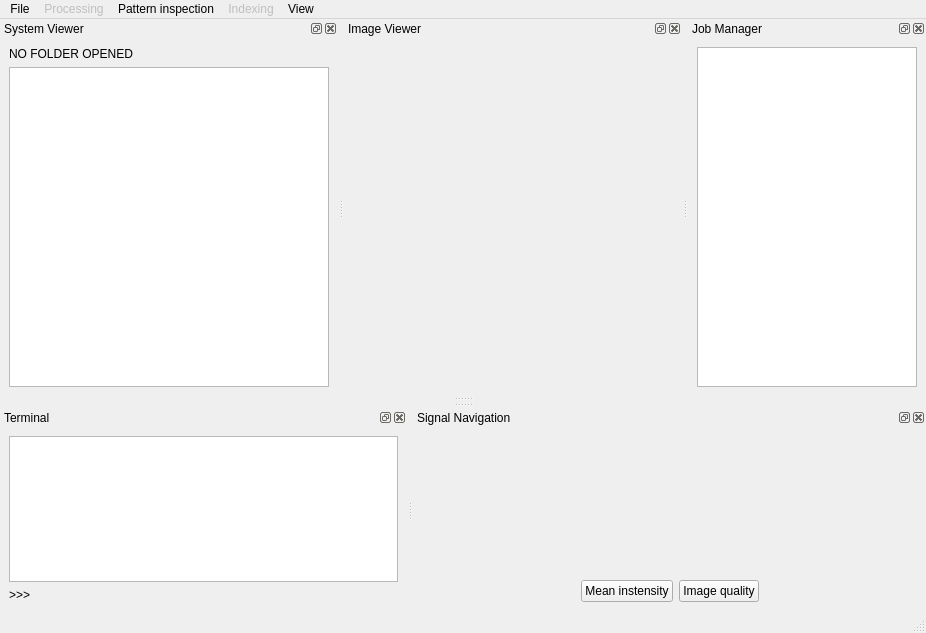
Old version of the form ui/main_window.ui in the repository EBSP-Indexer/EBSP-Indexer.
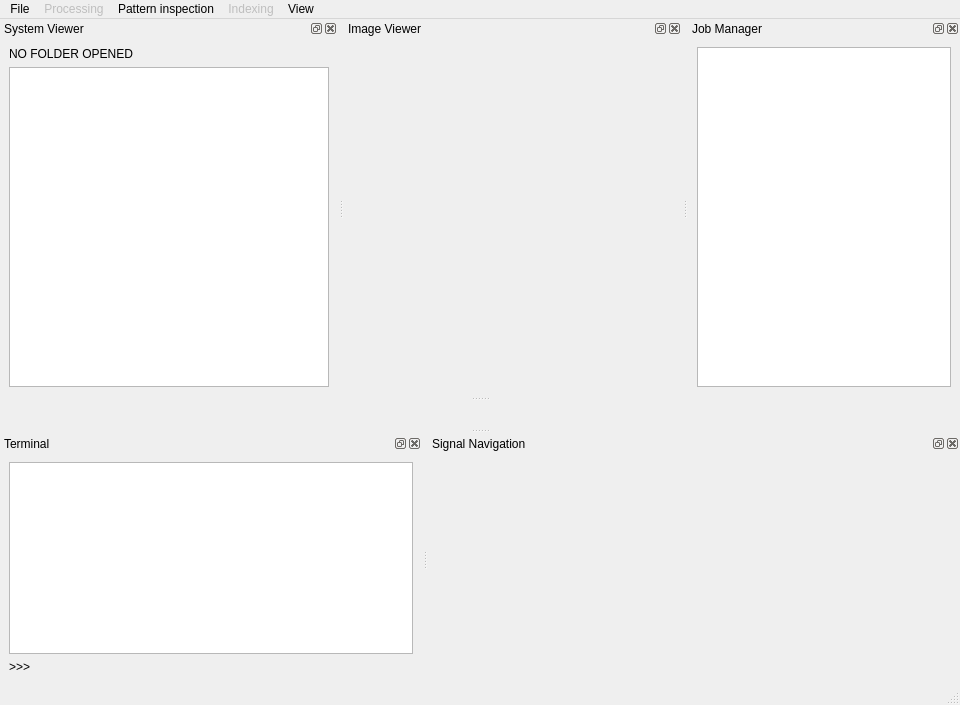
New version of the form. Icons and pictures are not drawn. Custom widgets are drawn as their Qt base class.

Commit message: New signal navigator

The edit to the form file:
```diff
--- a/ui/main_window.ui
+++ b/ui/main_window.ui
@@ -9,8 +9,8 @@
    <rect>
     <x>0</x>
     <y>0</y>
-    <width>926</width>
-    <height>633</height>
+    <width>960</width>
+    <height>705</height>
    </rect>
   </property>
   <property name="sizePolicy">
@@ -58,7 +58,7 @@
     <rect>
      <x>0</x>
      <y>0</y>
-     <width>926</width>
+     <width>960</width>
      <height>22</height>
     </rect>
    </property>
@@ -322,7 +322,7 @@
    <property name="minimumSize">
     <size>
      <width>346</width>
-     <height>137</height>
+     <height>144</height>
     </size>
    </property>
    <property name="windowTitle">
@@ -331,108 +331,7 @@
    <attribute name="dockWidgetArea">
     <number>8</number>
    </attribute>
-   <widget class="QWidget" name="dockWidgetContents_2">
-    <layout class="QVBoxLayout" name="verticalLayout">
-     <item>
-      <layout class="QHBoxLayout" name="horizontalLayout_2">
-       <item>
-        <widget class="MplWidget" name="navigatorMplWidget" native="true">
-         <property name="enabled">
-          <bool>true</bool>
-         </property>
-         <property name="sizePolicy">
-          <sizepolicy hsizetype="Expanding" vsizetype="Expanding">
-           <horstretch>0</horstretch>
-           <verstretch>0</verstretch>
-          </sizepolicy>
-         </property>
-         <property name="minimumSize">
-          <size>
-           <width>0</width>
-           <height>0</height>
-          </size>
-         </property>
-         <property name="autoFillBackground">
-          <bool>false</bool>
-         </property>
-         <property name="styleSheet">
-          <string notr="true">background-color: transparent</string>
-         </property>
-        </widget>
-       </item>
-       <item>
-        <widget class="MplWidget" name="signalMplWidget" native="true">
-         <property name="sizePolicy">
-          <sizepolicy hsizetype="Expanding" vsizetype="Expanding">
-           <horstretch>0</horstretch>
-           <verstretch>0</verstretch>
-          </sizepolicy>
-         </property>
-         <property name="minimumSize">
-          <size>
-           <width>0</width>
-           <height>0</height>
-          </size>
-         </property>
-         <property name="autoFillBackground">
-          <bool>false</bool>
-         </property>
-         <property name="styleSheet">
-          <string notr="true">background-color: transparent</string>
-         </property>
-        </widget>
-       </item>
-      </layout>
-     </item>
-     <item>
-      <layout class="QHBoxLayout" name="horizontalLayout_3">
-       <item>
-        <spacer name="horizontalSpacer_2">
-         <property name="orientation">
-          <enum>Qt::Horizontal</enum>
-         </property>
-         <property name="sizeHint" stdset="0">
-          <size>
-           <width>40</width>
-           <height>20</height>
-          </size>
-         </property>
-        </spacer>
-       </item>
-       <item>
-        <widget class="QPushButton" name="pushButtonMeanNav">
-         <property name="whatsThis">
-          <string/>
-         </property>
-         <property name="text">
-          <string>Mean instensity</string>
-         </property>
-        </widget>
-       </item>
-       <item>
-        <widget class="QPushButton" name="pushButtonIQNav">
-         <property name="text">
-          <string>Image quality</string>
-         </property>
-        </widget>
-       </item>
-       <item>
-        <spacer name="horizontalSpacer">
-         <property name="orientation">
-          <enum>Qt::Horizontal</enum>
-         </property>
-         <property name="sizeHint" stdset="0">
-          <size>
-           <width>40</width>
-           <height>20</height>
-          </size>
-         </property>
-        </spacer>
-       </item>
-      </layout>
-     </item>
-    </layout>
-   </widget>
+   <widget class="QWidget" name="dockWidgetContents_2"/>
   </widget>
   <action name="actionOpen_Workfolder">
    <property name="icon">
```
The commit also changes 6 other files.
